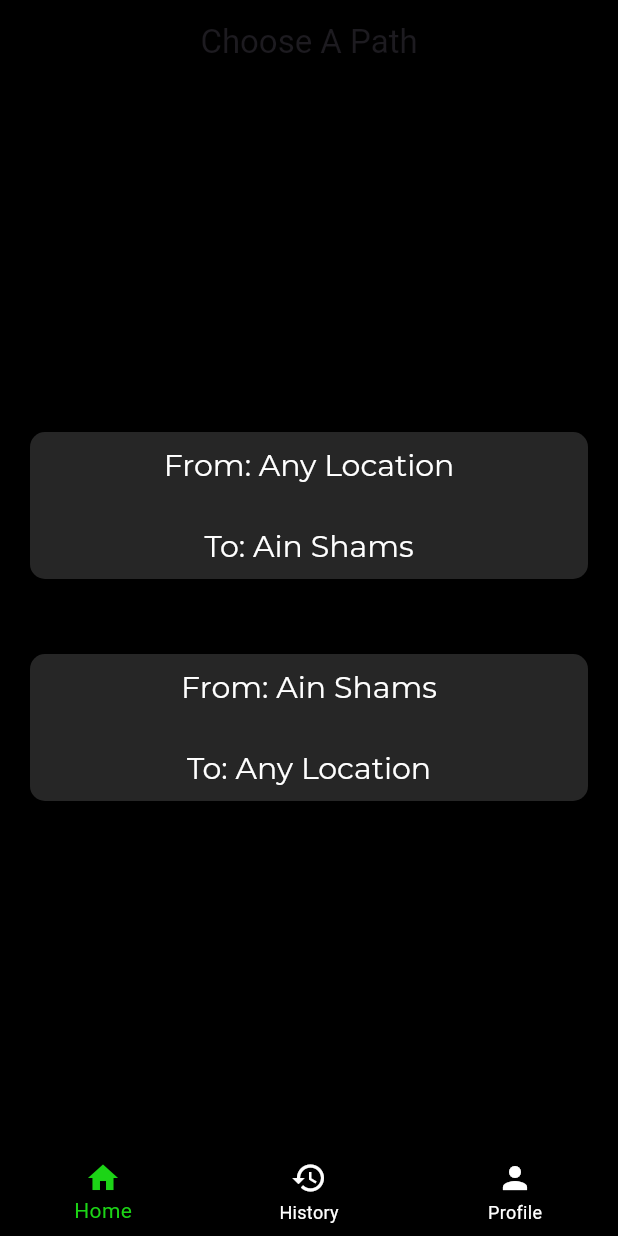
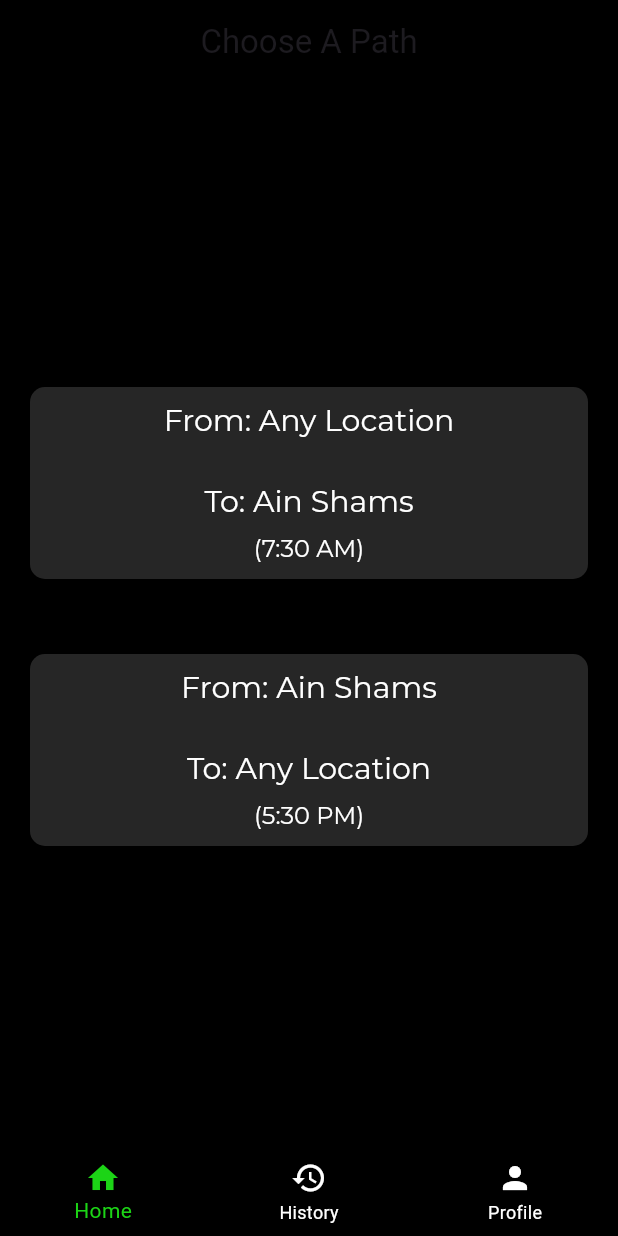
Before and after one commit to Ahmed-Sameh-MM/Car-Pool-App, a Flutter app: the screen it shows once a user with an empty profile is signed in, on a phone screen of 412 x 824 dp. Run offline on Flutter 3.47's test engine with Material 3 defaults, Android fonts, the phone set to English and light mode, and no system bars; our stand-ins replace dartz, email_validator, firebase_auth, firebase_core, firebase_database, flutter_riverpod and 5 more; accounts and stored records are empty; generated files the repository leaves out were written again.

Commit message:
Added the time selection from the start, added the sorting function, synced the profile data

```diff
--- a/lib/Screens/login_screen.dart
+++ b/lib/Screens/login_screen.dart
@@ -129,7 +129,7 @@ class _LoginScreenState extends State<LoginScreen> {
               ),
 
               const HSizedBox(
-                height: 20,
+                height: 30,
               ),
 
               CustomButton(
--- a/lib/Screens/path_screen.dart
+++ b/lib/Screens/path_screen.dart
@@ -1,5 +1,3 @@
-import 'package:car_pool_app/State%20Management/providers.dart';
-import 'package:car_pool_app/Static%20Data/constants.dart';
 import 'package:flutter/material.dart';
 
 import 'package:car_pool_app/Screens/gates_screen.dart';
@@ -7,6 +5,9 @@ import 'package:car_pool_app/Screens/routes_screen.dart';
 import 'package:car_pool_app/Widgets/custom_button.dart';
 import 'package:car_pool_app/Widgets/custom_text.dart';
 import 'package:car_pool_app/Widgets/sized_box.dart';
+import 'package:car_pool_app/State%20Management/providers.dart';
+import 'package:car_pool_app/Static%20Data/constants.dart';
+import 'package:car_pool_app/Services/general_functions.dart';
 
 import 'package:flutter_riverpod/flutter_riverpod.dart';
 
@@ -31,24 +32,35 @@ class PathScreen extends ConsumerWidget {
               shadow: false,
               onTap: () {
                 ref.read(routeTypeProvider.notifier).state = RouteType.anyToAinshams;
+                ref.read(tripProvider).time = timeSlots[0];
+
                 Navigator.pushNamed(context, RoutesScreen.routeName);
               },
-              child: const Padding(
-                padding: EdgeInsets.all(10),
+              child: Padding(
+                padding: const EdgeInsets.all(10),
                 child: Column(
                   children: [
-                    CustomText(
+                    const CustomText(
                       text: 'From: Any Location',
                       size: 20,
                     ),
 
-                    HSizedBox(
+                    const HSizedBox(
                       height: 30,
                     ),
 
-                    CustomText(
+                    const CustomText(
                       text: 'To: Ain Shams',
                       size: 20,
+                    ),
+
+                    const HSizedBox(
+                      height: 10,
+                    ),
+
+                    CustomText(
+                      text: "(${durationToTime(timeSlots[0])})",
+                      size: 16,
                     ),
                   ],
                 ),
@@ -62,25 +74,36 @@ class PathScreen extends ConsumerWidget {
             CustomButton(
               shadow: false,
               onTap: () {
-              ref.read(routeTypeProvider.notifier).state = RouteType.ainshamsToAny;
+                ref.read(routeTypeProvider.notifier).state = RouteType.ainshamsToAny;
+                ref.read(tripProvider).time = timeSlots[1];
+
                 Navigator.pushNamed(context, GatesScreen.routeName);
               },
-              child: const Padding(
-                padding: EdgeInsets.all(10),
+              child: Padding(
+                padding: const EdgeInsets.all(10),
                 child: Column(
                   children: [
-                    CustomText(
+                    const CustomText(
                       text: 'From: Ain Shams',
                       size: 20,
                     ),
 
-                    HSizedBox(
+                    const HSizedBox(
                       height: 30,
                     ),
 
-                    CustomText(
+                    const CustomText(
                       text: 'To: Any Location',
                       size: 20,
+                    ),
+
+                    const HSizedBox(
+                      height: 10,
+                    ),
+
+                    CustomText(
+                      text: "(${durationToTime(timeSlots[1])})",
+                      size: 16,
                     ),
                   ],
                 ),
--- a/lib/Screens/register_screen.dart
+++ b/lib/Screens/register_screen.dart
@@ -157,7 +157,7 @@ class _RegisterScreenState extends State<RegisterScreen> {
                   ),
 
                   const HSizedBox(
-                    height: 20,
+                    height: 30,
                   ),
 
                   CustomButton(
--- a/lib/Screens/routes_screen.dart
+++ b/lib/Screens/routes_screen.dart
@@ -1,4 +1,3 @@
-import 'package:car_pool_app/Services/errors.dart';
 import 'package:flutter/material.dart';
 
 import 'package:car_pool_app/Widgets/custom_text.dart';
@@ -8,6 +7,7 @@ import 'package:car_pool_app/Services/realtime_db.dart';
 import 'package:car_pool_app/Widgets/routes_list_view.dart';
 import 'package:car_pool_app/Widgets/search.dart';
 import 'package:car_pool_app/Screens/chosen_route_screen.dart';
+import 'package:car_pool_app/Services/errors.dart';
 
 class RoutesScreen extends StatefulWidget {
   const RoutesScreen({ super.key });
@@ -254,12 +254,14 @@ class _RoutesScreenState extends State<RoutesScreen> {
 
                   return CustomText(
                     text: error.errorMessage,
-                    size: 20,
+                    size: 18,
                   );
                 }
 
                 else if(snapshot.hasData) {
                   routes = snapshot.data as List<CustomRoute>;
+                  sorting();
+
                   return RoutesListView(
                     routes: routes,
                   );
--- a/lib/Services/realtime_db.dart
+++ b/lib/Services/realtime_db.dart
@@ -72,7 +72,7 @@ class Realtime {
             if(trip.currentDate.isAfter(rawDate)) {
               return Left(
                 LateReservationError(
-                  errorMessage: "You need to reserve this time slot before ${durationToTime(timeConstraints[durationToTime(trip.time)]!)}",
+                  errorMessage: "You need to reserve this trip before ${timeConstraintsErrorMessages[trip.time]!}",
                 ),
               );
             }
--- a/lib/Static Data/constants.dart
+++ b/lib/Static Data/constants.dart
@@ -31,3 +31,15 @@ const Map<String, Duration> timeConstraints = {
     minutes: 00,
   ),
 };
+
+Map<Duration, String> timeConstraintsErrorMessages = {
+  const Duration(
+    hours: 7,
+    minutes: 30,
+  ): "10:00 PM Yesterday",
+
+  const Duration(
+    hours: 17,
+    minutes: 30,
+  ): "1:00 PM Today",
+};
--- a/lib/Widgets/custom_button.dart
+++ b/lib/Widgets/custom_button.dart
@@ -5,7 +5,7 @@ class CustomButton extends StatelessWidget {
 
   final Widget child;
 
-  final Function() onTap;
+  final Function()? onTap;
 
   final double? width;
   final double? height;
--- a/lib/Widgets/tracking_column.dart
+++ b/lib/Widgets/tracking_column.dart
@@ -163,7 +163,7 @@ class CompletedItem extends StatelessWidget {
       isLast: true,
       indicatorStyle: IndicatorStyle(
         width: 20,
-        color: isCompleted ?const Color(0xFF27AA69) : const Color(0xFF2718278),
+        color: isCompleted ?const Color(0xFF27AA69) : Colors.grey,
         padding: const EdgeInsets.all(6),
       ),
       endChild: TrackingItem(
--- a/lib/Widgets/tracking_item.dart
+++ b/lib/Widgets/tracking_item.dart
@@ -27,7 +27,7 @@ class TrackingItem extends StatelessWidget {
       child: Row(
         children: [
           Opacity(
-            opacity: enabled ? 1 : 0.5,
+            opacity: enabled ? 1 : 0.3,
             child: Icon(
               icon,
               color: iconColor,
```
Also changed, not shown: lib/Screens/chosen_route_screen.dart (+13 -12 lines), lib/Screens/main_screen.dart (+20 -0 lines), lib/Screens/profile_screen.dart (+37 -6 lines).
